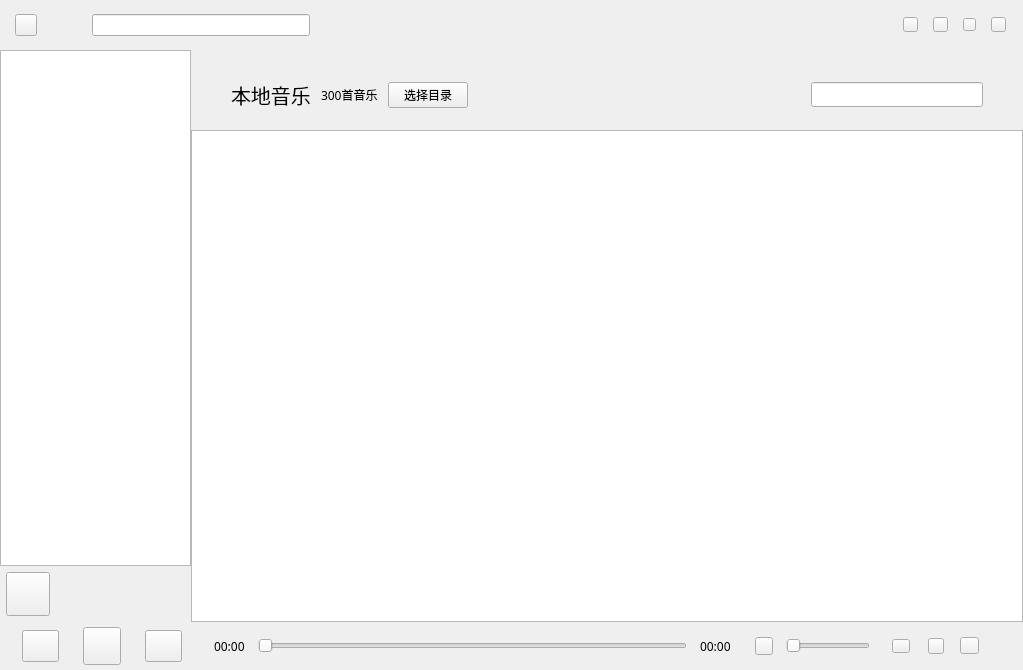
The window that src/ui/MainWidgetUI.ui (renchangjiu/kon-windows) describes before a commit, drawn with Qt 5.
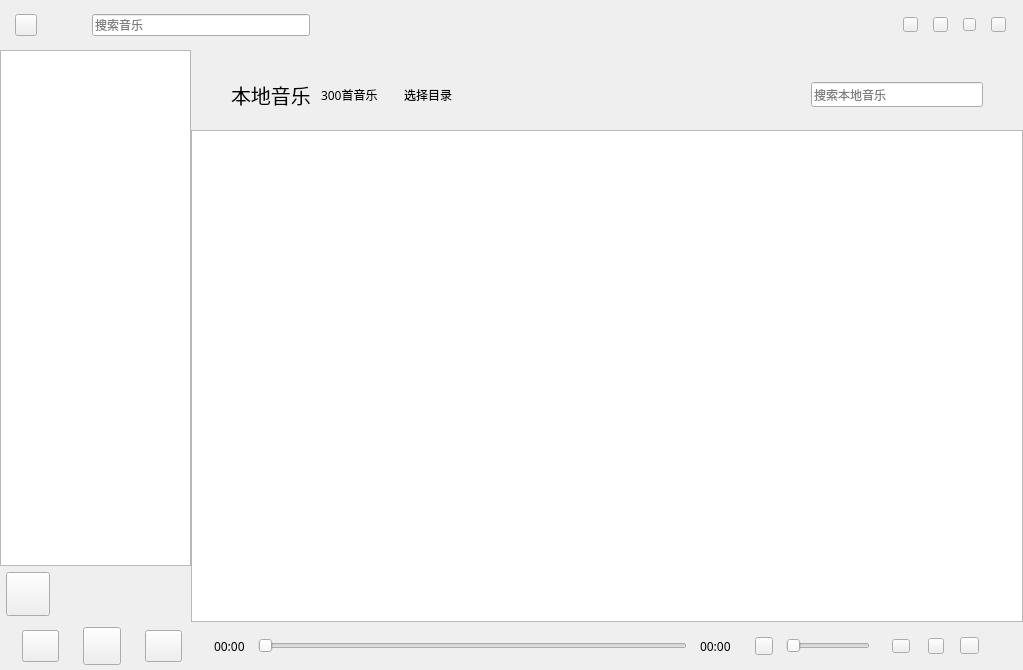
The same window after the commit. The open tabs and pages were chosen to show the change. Custom widgets are drawn as their Qt base class.

```diff
--- a/src/ui/MainWidgetUI.ui
+++ b/src/ui/MainWidgetUI.ui
@@ -143,6 +143,9 @@
           <height>22</height>
          </size>
         </property>
+        <property name="placeholderText">
+         <string>搜索音乐</string>
+        </property>
        </widget>
       </item>
       <item>
@@ -704,6 +707,9 @@
                 <property name="text">
                  <string>选择目录</string>
                 </property>
+                <property name="flat">
+                 <bool>true</bool>
+                </property>
                </widget>
               </item>
               <item>
@@ -762,6 +768,9 @@
                   <height>16777215</height>
                  </size>
                 </property>
+                <property name="placeholderText">
+                 <string>搜索本地音乐</string>
+                </property>
                </widget>
               </item>
               <item>
```
Left out of the diff: 41 changed lines with no effect on the pictures.
